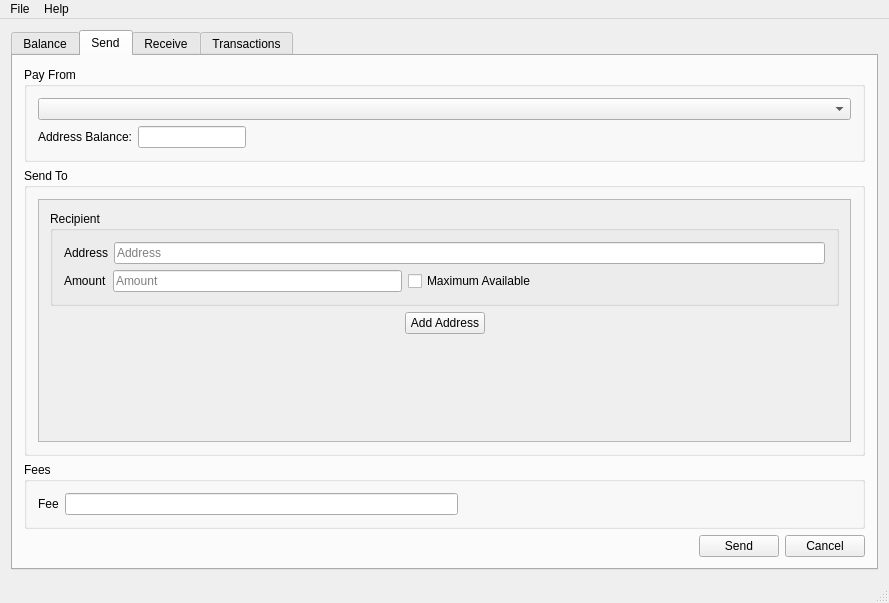
Qt form src/mainwindow.ui (z-bitcoinz/BitcoinZ_Blue) before a commit.
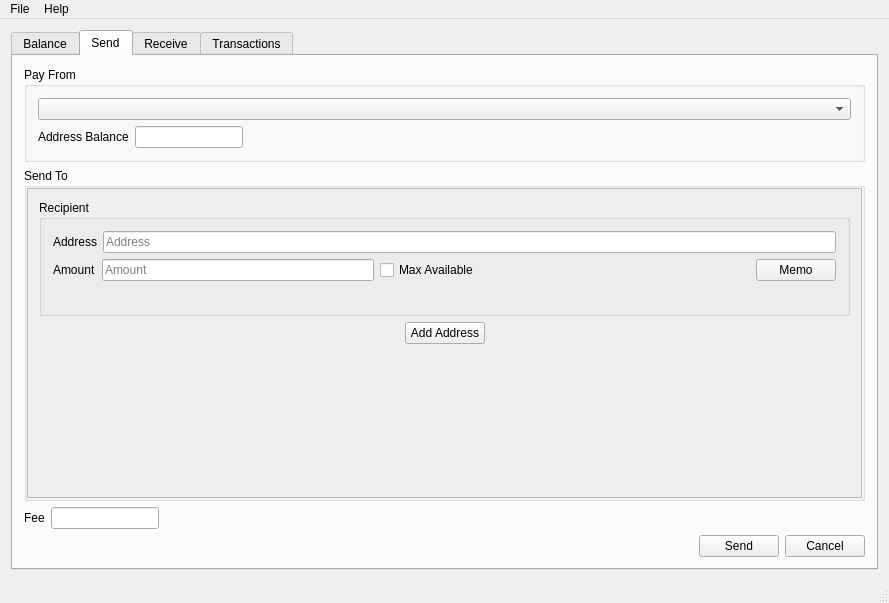
The same form after that commit. Icons and pictures are not drawn.

Commit message: Support memo when sending

```diff
--- a/src/mainwindow.ui
+++ b/src/mainwindow.ui
@@ -216,7 +216,7 @@
              <item>
               <widget class="QLabel" name="label_5">
                <property name="text">
-                <string>Address Balance:</string>
+                <string>Address Balance</string>
                </property>
               </widget>
              </item>
@@ -259,7 +259,22 @@
           <property name="title">
            <string>Send To</string>
           </property>
+          <property name="flat">
+           <bool>false</bool>
+          </property>
           <layout class="QVBoxLayout" name="verticalLayout_3">
+           <property name="leftMargin">
+            <number>0</number>
+           </property>
+           <property name="topMargin">
+            <number>0</number>
+           </property>
+           <property name="rightMargin">
+            <number>0</number>
+           </property>
+           <property name="bottomMargin">
+            <number>0</number>
+           </property>
            <item>
             <widget class="QScrollArea" name="sendToScrollArea">
              <property name="sizeAdjustPolicy">
@@ -273,8 +288,8 @@
                <rect>
                 <x>0</x>
                 <y>0</y>
-                <width>823</width>
-                <height>226</height>
+                <width>841</width>
+                <height>288</height>
                </rect>
               </property>
               <layout class="QVBoxLayout" name="sendToLayout">
@@ -327,7 +342,7 @@
                     <item>
                      <widget class="QCheckBox" name="Max1">
                       <property name="text">
-                       <string>Maximum Available</string>
+                       <string>Max Available</string>
                       </property>
                      </widget>
                     </item>
@@ -344,8 +359,33 @@
                       </property>
                      </spacer>
                     </item>
+                    <item>
+                     <widget class="QPushButton" name="MemoBtn1">
+                      <property name="enabled">
+                       <bool>true</bool>
+                      </property>
+                      <property name="toolTip">
+                       <string/>
+                      </property>
+                      <property name="text">
+                       <string>Memo</string>
+                      </property>
+                     </widget>
+                    </item>
                    </layout>
                   </item>
+                  <item>
+                   <widget class="QLabel" name="MemoTxt1">
+                    <property name="font">
+                     <font>
+                      <pointsize>10</pointsize>
+                     </font>
+                    </property>
+                    <property name="text">
+                     <string/>
+                    </property>
+                   </widget>
+                  </item>
                  </layout>
                 </widget>
                </item>
@@ -413,12 +453,6 @@
          </widget>
         </item>
         <item>
-         <widget class="QGroupBox" name="groupBox_7">
-          <property name="title">
-           <string>Fees</string>
-          </property>
-          <layout class="QVBoxLayout" name="verticalLayout_10">
-           <item>
             <layout class="QHBoxLayout" name="horizontalLayout_14">
              <item>
               <widget class="QLabel" name="label_7">
@@ -429,6 +463,12 @@
              </item>
              <item>
               <widget class="QLineEdit" name="sendTxFees">
+            <property name="sizePolicy">
+             <sizepolicy hsizetype="Preferred" vsizetype="Fixed">
+              <horstretch>0</horstretch>
+              <verstretch>0</verstretch>
+             </sizepolicy>
+            </property>
                <property name="text">
                 <string/>
                </property>
@@ -451,9 +491,6 @@
               </spacer>
              </item>
             </layout>
-           </item>
-          </layout>
-         </widget>
         </item>
         <item>
          <layout class="QHBoxLayout" name="horizontalLayout_6">
```
Lines whose indentation alone changed are shown as unchanged. The commit also changes 9 other files.
